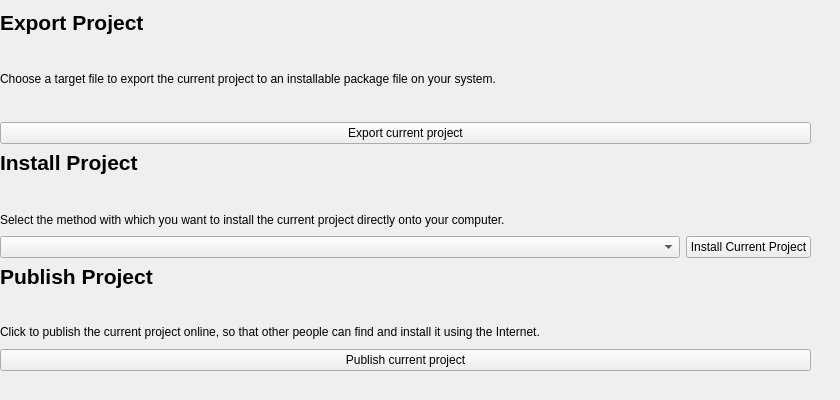
This is plasmate/publisher/publisher.ui in KDE/plasma-sdk as Qt 5 draws it before an edit. The edited form follows.
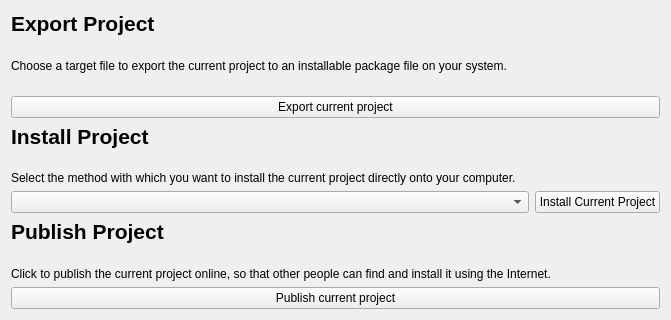
This is the edited form. Custom widgets are drawn as their Qt base class.

```diff
--- a/plasmate/publisher/publisher.ui
+++ b/plasmate/publisher/publisher.ui
@@ -6,29 +6,8 @@
    <rect>
     <x>0</x>
     <y>0</y>
-    <width>840</width>
-    <height>400</height>
-   </rect>
-  </property>
-  <property name="sizePolicy">
-   <sizepolicy hsizetype="Preferred" vsizetype="Preferred">
-    <horstretch>0</horstretch>
-    <verstretch>0</verstretch>
-   </sizepolicy>
-  </property>
-  <property name="minimumSize">
-   <size>
-    <width>840</width>
-    <height>400</height>
-   </size>
-  </property>
-  <widget class="QWidget" name="verticalLayoutWidget">
-   <property name="geometry">
-    <rect>
-     <x>0</x>
-     <y>10</y>
-     <width>811</width>
-     <height>361</height>
+    <width>671</width>
+    <height>320</height>
     </rect>
    </property>
    <layout class="QVBoxLayout" name="verticalLayout">
@@ -143,7 +122,6 @@
      </widget>
     </item>
    </layout>
-  </widget>
  </widget>
  <customwidgets>
   <customwidget>
```
Lines whose indentation alone changed are shown as unchanged.
